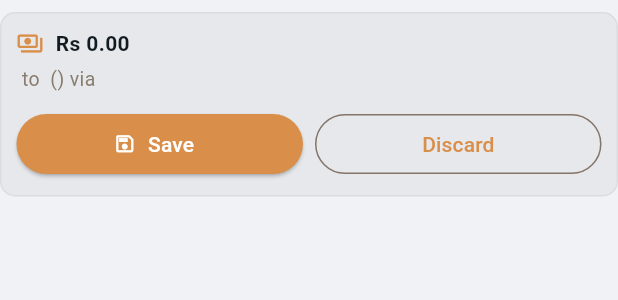
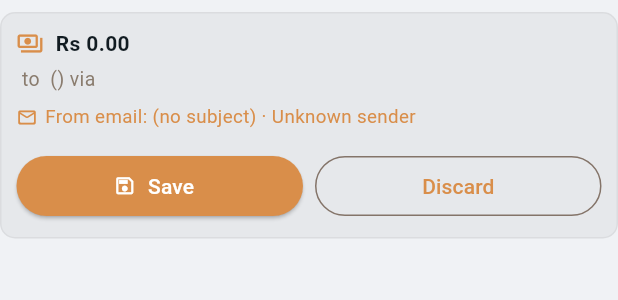
Before and after one commit to proCoder02/throughline_app, a Flutter app: the ExpenseConfirmCard widget shown alone on an empty page, opened directly with empty values, on a phone screen of 412 x 824 dp. Shown: the top 300 px of the screen. Run offline on Flutter 3.47's test engine with Material 3 defaults, Android fonts, the phone set to English and light mode, and no system bars; our stand-ins replace audioplayers, connectivity_plus, dio, file_picker, firebase_core, firebase_messaging and 9 more; missing offline and left inert: fade_out_particle, livekit_client, receive_sharing_intent, record; accounts and stored records are empty; network calls fail.

Commit message:
Tasks and expense cards created from an email show a tappable 'From email' line (opens in the Gmail/Outlook app)

```diff
--- a/lib/models/task.dart
+++ b/lib/models/task.dart
@@ -10,6 +10,10 @@ class Task {
   final String status; // "open" | "done"
   final DateTime createdAt;
   final String category;
+  // Set when the assistant created this task from an email in chat ("remind
+  // me to pay this bill"): {provider, account, id, from, subject, received,
+  // web_link} -- shown as a tappable "From email" line. Null otherwise.
+  final Map<String, dynamic>? sourceEmail;
 
   Task({
     required this.id,
@@ -23,6 +27,7 @@ class Task {
     required this.status,
     required this.createdAt,
     required this.category,
+    this.sourceEmail,
   });
 
   bool get isDone => status == 'done';
@@ -39,6 +44,7 @@ class Task {
         status: json['status'],
         createdAt: DateTime.parse(json['created_at']).toLocal(),
         category: json['category'] ?? 'personal',
+        sourceEmail: json['source_email'] is Map ? Map<String, dynamic>.from(json['source_email'] as Map) : null,
       );
 
   Map<String, dynamic> toJson() => {
@@ -53,5 +59,6 @@ class Task {
         'status': status,
         'created_at': createdAt.toUtc().toIso8601String(),
         'category': category,
+        if (sourceEmail != null) 'source_email': sourceEmail,
       };
 }
--- a/lib/screens/tasks/tasks_screen.dart
+++ b/lib/screens/tasks/tasks_screen.dart
@@ -15,6 +15,7 @@ import '../../widgets/chat_list_skeleton.dart';
 import '../../widgets/empty_state.dart';
 import '../../widgets/fade_collapse.dart';
 import '../../widgets/fade_slide_in.dart';
+import '../../widgets/mail_reply_meta.dart';
 import '../../widgets/offline_banner.dart';
 import '../chats/chat_thread_screen.dart';
 
@@ -489,6 +490,7 @@ class _TaskRowState extends State<_TaskRow> {
                         const SizedBox(height: 3),
                         Text(details, style: TextStyle(fontSize: 13.5, color: AppColors.dmTextSoft)),
                       ],
+                      if (task.sourceEmail != null) EmailSourceLine(source: task.sourceEmail!),
                     ],
                   ),
                 ),
--- a/lib/widgets/expense_confirm_card.dart
+++ b/lib/widgets/expense_confirm_card.dart
@@ -3,6 +3,7 @@ import 'package:flutter/material.dart';
 import '../models/transaction.dart';
 import '../services/conversation_service.dart';
 import '../theme.dart';
+import 'mail_reply_meta.dart';
 import 'transaction_confirm_sheet.dart';
 
 /// The "review before saving" card a global-chat reply carries as
@@ -134,6 +135,10 @@ class _ExpenseConfirmCardState extends State<ExpenseConfirmCard> {
         const SizedBox(height: 4),
         Text(subtitleParts.join(' '), style: TextStyle(fontSize: 13, color: AppColors.dmTextSoft)),
       ],
+      if (widget.card['source_email'] is Map) ...[
+        const SizedBox(height: 4),
+        EmailSourceLine(source: widget.card['source_email'] as Map),
+      ],
       const SizedBox(height: 10),
       Row(
         children: [
--- a/lib/widgets/mail_reply_meta.dart
+++ b/lib/widgets/mail_reply_meta.dart
@@ -247,6 +247,57 @@ class _SourceTile extends StatelessWidget {
   }
 }
 
+/// "From email: <subject> · <sender>" on a task or expense the assistant
+/// created from an email (task.sourceEmail / card['source_email']). Tapping
+/// opens that email the same way a source tile does -- the provider's app
+/// when it can (see MailStatus.openEmail).
+class EmailSourceLine extends StatelessWidget {
+  final Map source;
+  const EmailSourceLine({super.key, required this.source});
+
+  @override
+  Widget build(BuildContext context) {
+    final subject = '${source['subject'] ?? ''}'.isEmpty ? '(no subject)' : '${source['subject']}';
+    final who = _SourceTile._senderName(source['from'] as String?);
+    final provider = MailProvider.of(source['provider']);
+    return Semantics(
+      button: true,
+      label: 'From email: $subject, from $who, opens in ${provider.label}',
+      excludeSemantics: true,
+      child: InkWell(
+        borderRadius: BorderRadius.circular(6),
+        onTap: () async {
+          final messenger = ScaffoldMessenger.of(context);
+          final result = await MailStatus.openEmail(provider, source['web_link'] as String?);
+          if (result == OpenedEmail.appInbox) {
+            messenger.showSnackBar(SnackBar(content: Text('Opened ${provider.label} -- look for “$subject” from $who.')));
+          } else if (result == OpenedEmail.failed) {
+            messenger.showSnackBar(const SnackBar(content: Text("Couldn't open that email.")));
+          }
+        },
+        child: Padding(
+          padding: const EdgeInsets.symmetric(vertical: 3),
+          child: Row(
+            mainAxisSize: MainAxisSize.min,
+            children: [
+              const Icon(Icons.mail_outline_rounded, size: 14, color: AppColors.dmAccent),
+              const SizedBox(width: 5),
+              Flexible(
+                child: Text(
+                  'From email: $subject${who.isNotEmpty ? ' · $who' : ''}',
+                  maxLines: 1,
+                  overflow: TextOverflow.ellipsis,
+                  style: const TextStyle(fontSize: 12.5, color: AppColors.dmAccent),
+                ),
+              ),
+            ],
+          ),
+        ),
+      ),
+    );
+  }
+}
+
 /// "Try with your inbox" chips for the global chat -- only once Outlook is
 /// connected and usable, so nobody is offered something that can't work.
 class MailSuggestions extends StatelessWidget {
```
